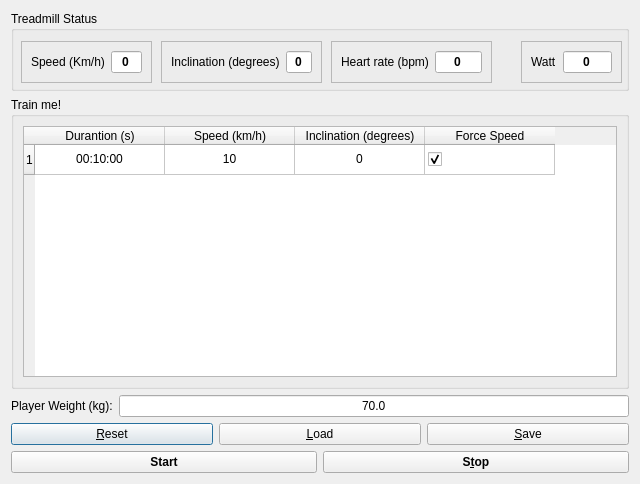
The window that src/mainwindow.ui (cagnulein/qdomyos-zwift) describes before a commit, drawn with Qt 5.
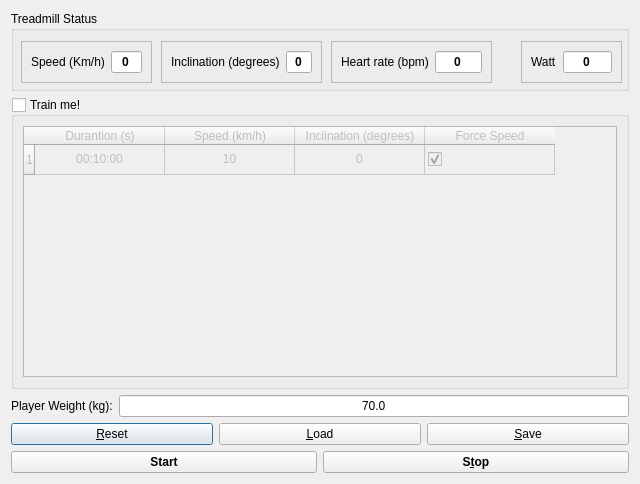
The same window after the commit.

Commit message: added the ability to enable/disable the train program; start button on the console starts the program also is valid and enabled

The edit to the form file:
```diff
--- a/src/mainwindow.ui
+++ b/src/mainwindow.ui
@@ -235,6 +235,12 @@
      <property name="title">
       <string>Train me!</string>
      </property>
+     <property name="checkable">
+      <bool>true</bool>
+     </property>
+     <property name="checked">
+      <bool>false</bool>
+     </property>
      <layout class="QHBoxLayout" name="horizontalLayout_4">
       <item>
        <widget class="QTableWidget" name="tableWidget">
```
The commit also changes 6 other files.
